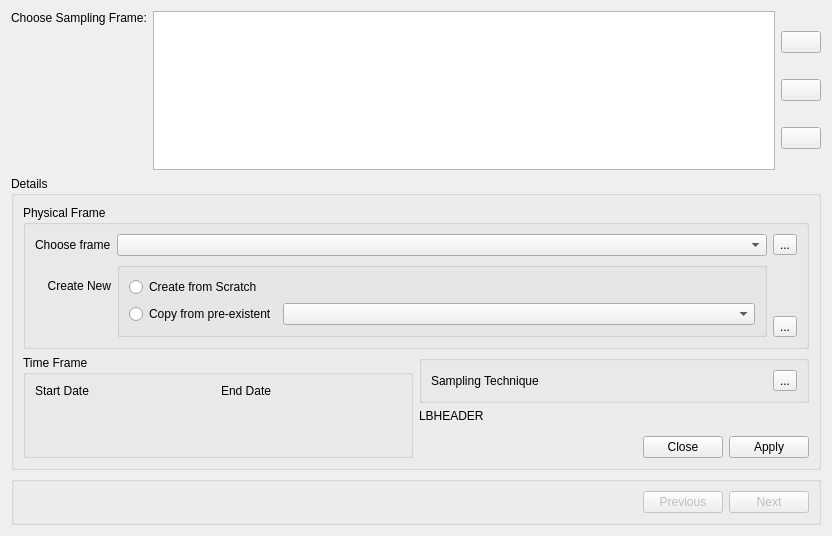
Qt form app_solution/app_new/frmframe.ui (doublebyte1/faocas_qc) before a commit.
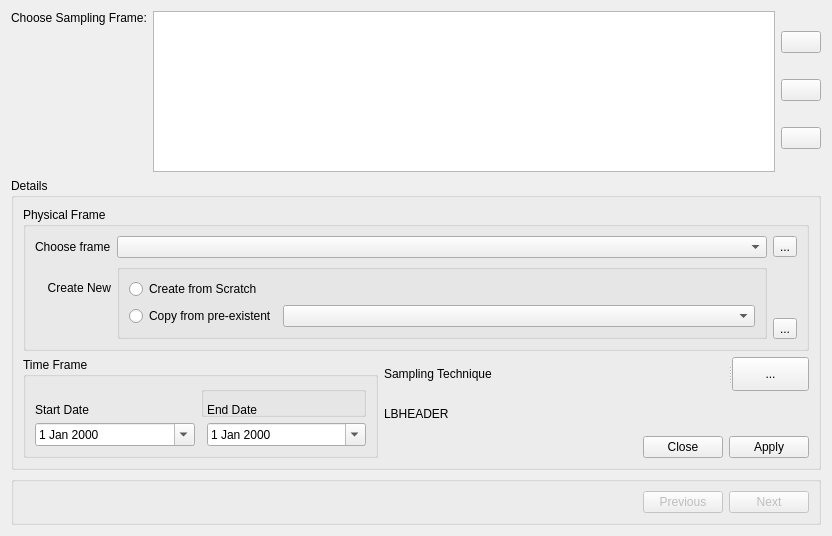
The same form after that commit. Icons and pictures are not drawn. Custom widgets are drawn as their Qt base class.

Commit message: - Replaced custom dt controls on FrmFrame by QDates - Refactored code accordingly;

The edit to the form file:
```diff
--- a/app_solution/app_new/frmframe.ui
+++ b/app_solution/app_new/frmframe.ui
@@ -185,7 +185,7 @@
       <string>Details</string>
      </property>
      <layout class="QGridLayout" name="gridLayout_4">
-      <item row="0" column="0" colspan="2">
+      <item row="0" column="0" colspan="3">
        <widget class="QGroupBox" name="groupPhysical">
         <property name="focusPolicy">
          <enum>Qt::StrongFocus</enum>
@@ -323,7 +323,7 @@
         </layout>
        </widget>
       </item>
-      <item row="1" column="0">
+      <item row="1" column="0" rowspan="3">
        <widget class="QGroupBox" name="groupTime">
         <property name="focusPolicy">
          <enum>Qt::StrongFocus</enum>
@@ -332,7 +332,21 @@
          <string>Time Frame</string>
         </property>
         <layout class="QGridLayout" name="gridLayout_3">
-         <item row="0" column="0">
+         <item row="0" column="1" rowspan="2" colspan="2">
+          <widget class="QGroupBox" name="groupProcess">
+           <property name="focusPolicy">
+            <enum>Qt::StrongFocus</enum>
+           </property>
+           <property name="title">
+            <string/>
+           </property>
+           <property name="flat">
+            <bool>true</bool>
+           </property>
+           <layout class="QHBoxLayout" name="horizontalLayout_4"/>
+          </widget>
+         </item>
+         <item row="1" column="0">
           <widget class="QLabel" name="label">
            <property name="sizePolicy">
             <sizepolicy hsizetype="Fixed" vsizetype="Fixed">
@@ -345,7 +359,7 @@
            </property>
           </widget>
          </item>
-         <item row="0" column="1">
+         <item row="1" column="2">
           <widget class="QLabel" name="label_2">
            <property name="sizePolicy">
             <sizepolicy hsizetype="Fixed" vsizetype="Fixed">
@@ -358,16 +372,16 @@
            </property>
           </widget>
          </item>
-         <item row="1" column="0">
-          <widget class="CustomTimeCtrl" name="customDtStart">
+         <item row="2" column="0">
+          <widget class="QDateEdit" name="customDtStart">
            <property name="sizePolicy">
-            <sizepolicy hsizetype="Expanding" vsizetype="Preferred">
+            <sizepolicy hsizetype="Expanding" vsizetype="Fixed">
              <horstretch>0</horstretch>
              <verstretch>0</verstretch>
             </sizepolicy>
            </property>
-           <property name="focusPolicy">
-            <enum>Qt::StrongFocus</enum>
+           <property name="calendarPopup">
+            <bool>true</bool>
            </property>
            <property name="toolTip">
             <string>Input start date for current frame;</string>
@@ -380,55 +394,35 @@
            </property>
           </widget>
          </item>
-         <item row="1" column="1">
-          <widget class="CustomTimeCtrl" name="customDtEnd">
+         <item row="2" column="2">
+          <widget class="QDateEdit" name="customDtEnd">
            <property name="sizePolicy">
-            <sizepolicy hsizetype="Expanding" vsizetype="Preferred">
+            <sizepolicy hsizetype="Expanding" vsizetype="Fixed">
              <horstretch>0</horstretch>
              <verstretch>0</verstretch>
             </sizepolicy>
            </property>
-           <property name="focusPolicy">
-            <enum>Qt::StrongFocus</enum>
-           </property>
-           <property name="toolTip">
-            <string>Input end date for current frame;</string>
-           </property>
-           <property name="statusTip">
-            <string>Input end date for current frame;</string>
-           </property>
-           <property name="whatsThis">
-            <string>Input end date for current frame;</string>
+           <property name="calendarPopup">
+            <bool>true</bool>
            </property>
           </widget>
          </item>
         </layout>
        </widget>
       </item>
-      <item row="1" column="1">
-       <layout class="QVBoxLayout" name="verticalLayout">
-        <item>
-         <widget class="QGroupBox" name="groupProcess">
-          <property name="focusPolicy">
-           <enum>Qt::StrongFocus</enum>
-          </property>
-          <property name="title">
-           <string/>
-          </property>
-          <property name="flat">
-           <bool>true</bool>
-          </property>
-          <layout class="QHBoxLayout" name="horizontalLayout_4">
-           <item>
-            <layout class="QHBoxLayout" name="horizontalLayout_3">
-             <item>
+      <item row="1" column="1" colspan="2">
+       <widget class="QSplitter" name="splitter">
+        <property name="orientation">
+         <enum>Qt::Horizontal</enum>
+        </property>
               <widget class="QLabel" name="label_5">
                <property name="text">
                 <string>Sampling Technique</string>
                </property>
-              </widget>
-             </item>
-             <item>
+         <property name="buddy">
+          <cstring>toolProcess</cstring>
+         </property>
+        </widget>
               <widget class="QToolButton" name="toolProcess">
                <property name="focusPolicy">
                 <enum>Qt::StrongFocus</enum>
@@ -446,33 +440,16 @@
                 <string>...</string>
                </property>
               </widget>
-             </item>
-            </layout>
-           </item>
-          </layout>
-         </widget>
-        </item>
-        <item>
+       </widget>
+      </item>
+      <item row="2" column="1">
          <widget class="QLabel" name="lbHeader">
           <property name="text">
            <string>LBHEADER</string>
           </property>
          </widget>
         </item>
-        <item>
-         <spacer name="verticalSpacer">
-          <property name="orientation">
-           <enum>Qt::Vertical</enum>
-          </property>
-          <property name="sizeHint" stdset="0">
-           <size>
-            <width>20</width>
-            <height>40</height>
-           </size>
-          </property>
-         </spacer>
-        </item>
-        <item>
+      <item row="3" column="2">
          <widget class="QDialogButtonBox" name="buttonBox">
           <property name="sizePolicy">
            <sizepolicy hsizetype="Preferred" vsizetype="Fixed">
@@ -489,8 +466,6 @@
          </widget>
         </item>
        </layout>
-      </item>
-     </layout>
     </widget>
    </item>
    <item>
@@ -551,13 +526,6 @@
    </item>
   </layout>
  </widget>
- <customwidgets>
-  <customwidget>
-   <class>CustomTimeCtrl</class>
-   <extends>QWidget</extends>
-   <header>customtimectrl.h</header>
-  </customwidget>
- </customwidgets>
  <tabstops>
   <tabstop>tableView</tabstop>
   <tabstop>pushNew</tabstop>
```
Left out of the diff: 53 changed lines with no effect on the pictures. Lines whose indentation alone changed are shown as unchanged. The commit also changes 8 other files.
